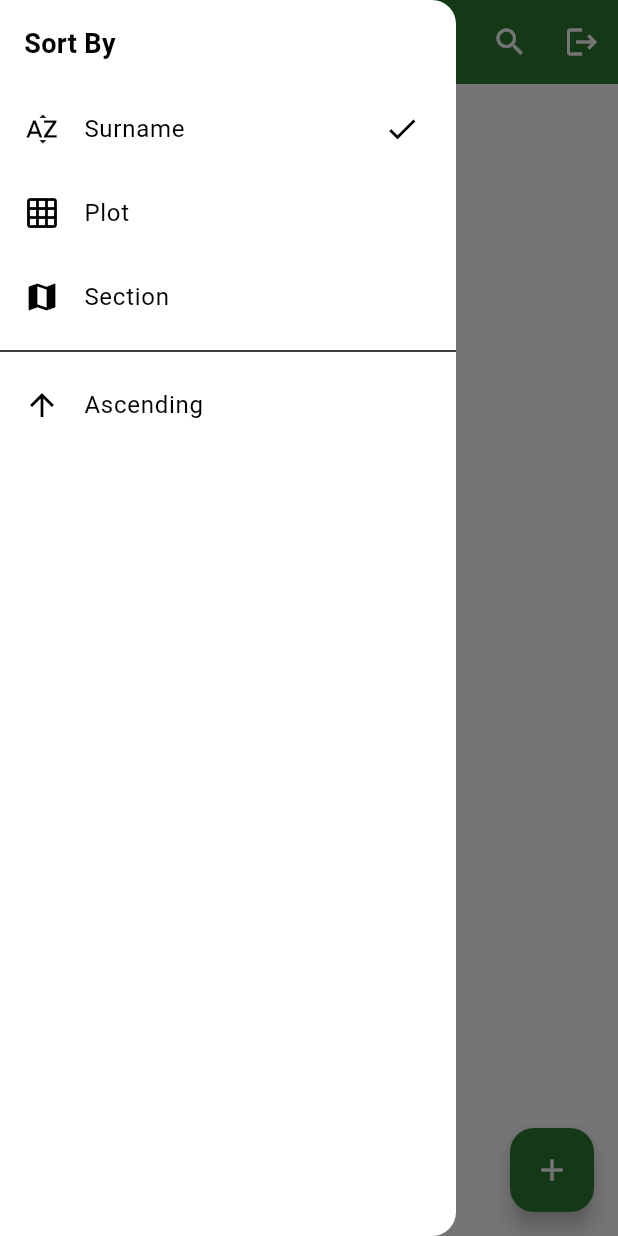
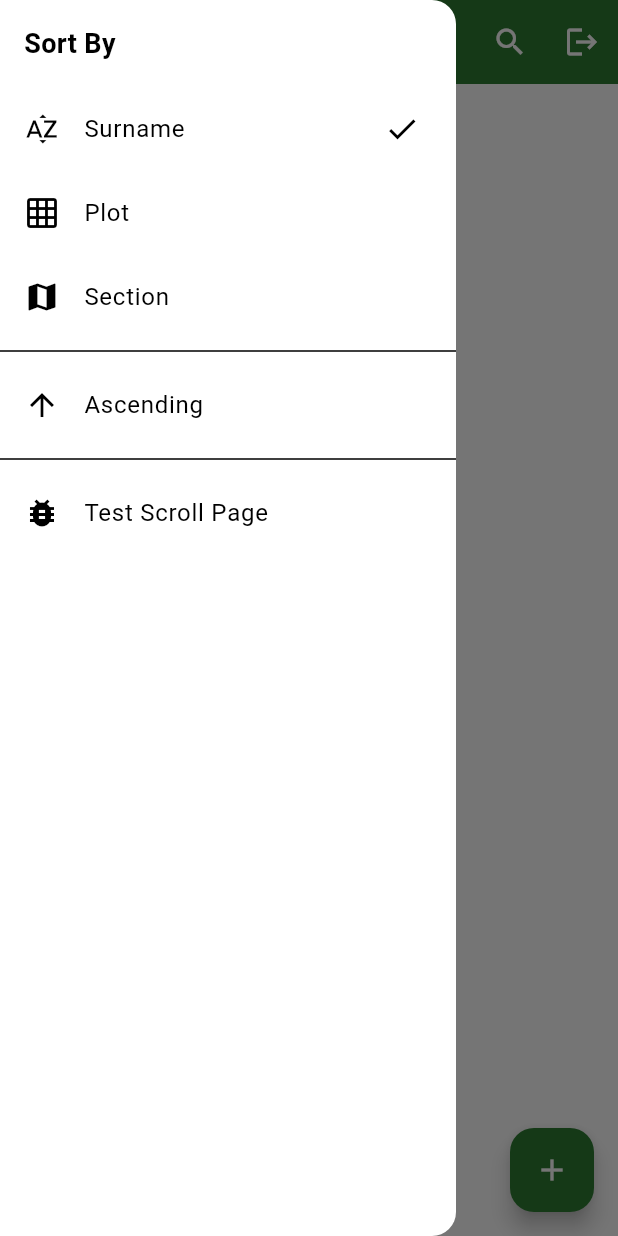
Before and after one commit to Martin1786/flutter_memorials, a Flutter app: the screen it shows once a user with an empty profile is signed in, with the side drawer open, on a phone screen of 412 x 824 dp. Run offline on Flutter 3.47's test engine with Material 3 defaults, Android fonts, the phone set to English and light mode, and no system bars; our stand-ins replace cloud_firestore, firebase_auth, firebase_core, google_sign_in; accounts and stored records are empty.

Commit message:
Stable staging point: Windows build and scrolling fixed

```diff
--- a/lib/presentation/pages/home_page.dart
+++ b/lib/presentation/pages/home_page.dart
@@ -2,6 +2,7 @@ import 'package:flutter/material.dart';
 import 'package:cloud_firestore/cloud_firestore.dart';
 import '../../core/constants/app_constants.dart';
 import 'package:firebase_auth/firebase_auth.dart';
+import 'package:flutter/gestures.dart';
 
 class HomePage extends StatefulWidget {
   const HomePage({super.key});
@@ -626,6 +627,19 @@ class _HomePageState extends State<HomePage> {
                   Navigator.of(context).pop();
                 },
               ),
+              const Divider(),
+              ListTile(
+                leading: const Icon(Icons.bug_report),
+                title: const Text('Test Scroll Page'),
+                onTap: () {
+                  Navigator.of(context).pop();
+                  Navigator.of(context).push(
+                    MaterialPageRoute(
+                      builder: (context) => const TestScrollPage(),
+                    ),
+                  );
+                },
+              ),
             ],
           ),
         ),
@@ -643,9 +657,7 @@ class _HomePageState extends State<HomePage> {
           ),
         ],
       ),
-      body: Stack(
-        children: [
-          Column(
+      body: Column(
         children: [
           if (_showSearch)
             Padding(
@@ -668,15 +680,14 @@ class _HomePageState extends State<HomePage> {
             ),
           Expanded(
             child: StreamBuilder<QuerySnapshot>(
-                  stream: FirebaseFirestore.instance
-                      .collection('sections')
-                      .snapshots(),
+              stream:
+                  FirebaseFirestore.instance.collection('sections').snapshots(),
               builder: (context, snapshot) {
                 if (snapshot.connectionState == ConnectionState.waiting) {
                   return const Center(child: CircularProgressIndicator());
                 }
                 if (snapshot.hasError) {
-                      return Center(child: Text('Error: \\${snapshot.error}'));
+                  return Center(child: Text('Error: ${snapshot.error}'));
                 }
                 final docs = snapshot.data?.docs ?? [];
                 if (docs.isEmpty) {
@@ -691,13 +702,11 @@ class _HomePageState extends State<HomePage> {
                   int cmp = 0;
                   if (_sortBy == 'Surname') {
                     aValue =
-                            (aMap['Surname']?.toString().trim().isNotEmpty ??
-                                    false)
+                        (aMap['Surname']?.toString().trim().isNotEmpty ?? false)
                             ? aMap['Surname'].toString().toLowerCase()
                             : 'zzzzzzzz';
                     bValue =
-                            (bMap['Surname']?.toString().trim().isNotEmpty ??
-                                    false)
+                        (bMap['Surname']?.toString().trim().isNotEmpty ?? false)
                             ? bMap['Surname'].toString().toLowerCase()
                             : 'zzzzzzzz';
                     cmp = aValue.compareTo(bValue);
@@ -710,20 +719,16 @@ class _HomePageState extends State<HomePage> {
                       cmp = aSection.compareTo(bSection);
                       if (cmp == 0) {
                         // Tertiary sort by Plot
-                            final aPlot = (aMap['New Plot'] ?? '')
-                                .toString()
-                                .toLowerCase();
-                            final bPlot = (bMap['New Plot'] ?? '')
-                                .toString()
-                                .toLowerCase();
+                        final aPlot =
+                            (aMap['New Plot'] ?? '').toString().toLowerCase();
+                        final bPlot =
+                            (bMap['New Plot'] ?? '').toString().toLowerCase();
                         cmp = aPlot.compareTo(bPlot);
                       }
                     }
                   } else if (_sortBy == 'New Plot') {
-                        aValue =
-                            (aMap['New Plot'] ?? '').toString().toLowerCase();
-                        bValue =
-                            (bMap['New Plot'] ?? '').toString().toLowerCase();
+                    aValue = (aMap['New Plot'] ?? '').toString().toLowerCase();
+                    bValue = (bMap['New Plot'] ?? '').toString().toLowerCase();
                     cmp = aValue.compareTo(bValue);
                     if (cmp == 0) {
                       // Secondary sort by Surname
@@ -740,20 +745,16 @@ class _HomePageState extends State<HomePage> {
                       cmp = aSurname.compareTo(bSurname);
                       if (cmp == 0) {
                         // Tertiary sort by Section
-                            final aSection = (aMap['Section'] ?? '')
-                                .toString()
-                                .toLowerCase();
-                            final bSection = (bMap['Section'] ?? '')
-                                .toString()
-                                .toLowerCase();
+                        final aSection =
+                            (aMap['Section'] ?? '').toString().toLowerCase();
+                        final bSection =
+                            (bMap['Section'] ?? '').toString().toLowerCase();
                         cmp = aSection.compareTo(bSection);
                       }
                     }
                   } else if (_sortBy == 'Section') {
-                        aValue =
-                            (aMap['Section'] ?? '').toString().toLowerCase();
-                        bValue =
-                            (bMap['Section'] ?? '').toString().toLowerCase();
+                    aValue = (aMap['Section'] ?? '').toString().toLowerCase();
+                    bValue = (bMap['Section'] ?? '').toString().toLowerCase();
                     cmp = aValue.compareTo(bValue);
                     if (cmp == 0) {
                       // Secondary sort by Surname
@@ -770,12 +771,10 @@ class _HomePageState extends State<HomePage> {
                       cmp = aSurname.compareTo(bSurname);
                       if (cmp == 0) {
                         // Tertiary sort by Plot
-                            final aPlot = (aMap['New Plot'] ?? '')
-                                .toString()
-                                .toLowerCase();
-                            final bPlot = (bMap['New Plot'] ?? '')
-                                .toString()
-                                .toLowerCase();
+                        final aPlot =
+                            (aMap['New Plot'] ?? '').toString().toLowerCase();
+                        final bPlot =
+                            (bMap['New Plot'] ?? '').toString().toLowerCase();
                         cmp = aPlot.compareTo(bPlot);
                       }
                     }
@@ -787,18 +786,15 @@ class _HomePageState extends State<HomePage> {
                     ? docs
                     : docs.where((doc) {
                         final data = doc.data() as Map<String, dynamic>;
-                            final surname = (data['Surname'] ?? '')
-                                .toString()
-                                .toLowerCase();
-                            final forename = (data['Forename'] ?? '')
-                                .toString()
-                                .toLowerCase();
+                        final surname =
+                            (data['Surname'] ?? '').toString().toLowerCase();
+                        final forename =
+                            (data['Forename'] ?? '').toString().toLowerCase();
                         final query = _searchQuery.toLowerCase();
                         return surname.contains(query) ||
                             forename.contains(query);
                       }).toList();
-                    final visibleDocs =
-                        filteredDocs.take(_loadedCount).toList();
+                final visibleDocs = filteredDocs.take(_loadedCount).toList();
                 final showLoader = _loadedCount < filteredDocs.length;
 
                 if (filteredDocs.isEmpty) {
@@ -814,10 +810,18 @@ class _HomePageState extends State<HomePage> {
                   );
                 }
 
-                    return ListView.builder(
+                return ScrollConfiguration(
+                  behavior: const MaterialScrollBehavior().copyWith(
+                    dragDevices: {
+                      PointerDeviceKind.touch,
+                      PointerDeviceKind.mouse
+                    },
+                  ),
+                  child: ListView.builder(
                     key: const PageStorageKey('sections-list'),
                     controller: _scrollController,
                     cacheExtent: 500,
+                    physics: const BouncingScrollPhysics(),
                     itemCount: visibleDocs.length + (showLoader ? 1 : 0),
                     itemBuilder: (context, index) {
                       // Only trigger loading more from the loading indicator at the end
@@ -850,18 +854,15 @@ class _HomePageState extends State<HomePage> {
                                     Padding(
                                       padding:
                                           const EdgeInsets.only(left: 12.0),
-                                        child: Text(
-                                            'Section: ${data['Section']}',
-                                            style:
-                                                const TextStyle(fontSize: 13)),
+                                      child: Text('Section: ${data['Section']}',
+                                          style: const TextStyle(fontSize: 13)),
                                     ),
                                   if (data['New Plot'] != null)
                                     Padding(
                                       padding:
                                           const EdgeInsets.only(left: 12.0),
                                       child: Text('Plot: ${data['New Plot']}',
-                                            style:
-                                                const TextStyle(fontSize: 13)),
+                                          style: const TextStyle(fontSize: 13)),
                                     ),
                                 ],
                               ),
@@ -888,36 +889,41 @@ class _HomePageState extends State<HomePage> {
                               IconButton(
                                 icon: const Icon(Icons.delete),
                                 tooltip: 'Delete',
-                                  onPressed: () =>
-                                      _confirmDeleteSection(doc.id),
+                                onPressed: () => _confirmDeleteSection(doc.id),
                               ),
                             ],
                           ),
                         ),
                       );
                     },
+                  ),
                 );
               },
             ),
           ),
         ],
       ),
+      floatingActionButton: Column(
+        mainAxisSize: MainAxisSize.min,
+        crossAxisAlignment: CrossAxisAlignment.end,
+        children: [
           if (_showScrollToTop)
-            Positioned(
-              right: 16,
-              bottom: 16,
+            Padding(
+              padding: const EdgeInsets.only(bottom: 8.0),
               child: FloatingActionButton(
                 mini: true,
                 onPressed: _scrollToTop,
                 child: const Icon(Icons.arrow_upward),
+                heroTag: 'scrollToTop',
               ),
             ),
-        ],
-      ),
-      floatingActionButton: FloatingActionButton(
+          FloatingActionButton(
             onPressed: _showAddSectionDialog,
             child: const Icon(Icons.add),
             tooltip: 'Add New Grave',
+            heroTag: 'addGrave',
+          ),
+        ],
       ),
     );
   }
@@ -928,3 +934,20 @@ class _HomePageState extends State<HomePage> {
     Navigator.of(context).popUntil((route) => route.isFirst);
   }
 }
+
+class TestScrollPage extends StatelessWidget {
+  const TestScrollPage({Key? key}) : super(key: key);
+
+  @override
+  Widget build(BuildContext context) {
+    return Scaffold(
+      appBar: AppBar(title: const Text('Test Scroll Page')),
+      body: ListView.builder(
+        itemCount: 100,
+        itemBuilder: (context, index) => ListTile(
+          title: Text('Item #$index'),
+        ),
+      ),
+    );
+  }
+}
```
Also changed, not shown: firebase.json, 6 other files. Lines whose indentation alone changed are shown as unchanged.
